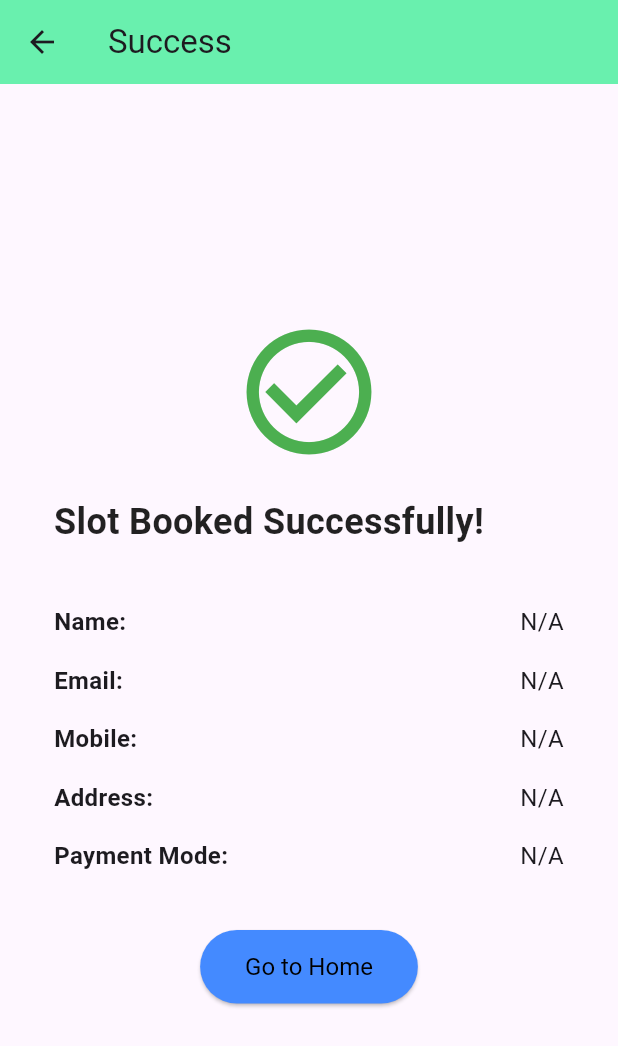
After one commit to itstabrez/power_link_project, a Flutter app: the ScreenSuccessfulBooking screen opened by its route, on a phone screen of 412 x 824 dp. The commit adds this screen. Shown: the top 1046 px of the screen. Run offline on Flutter 3.47's test engine with Material 3 defaults, Android fonts, the phone set to English and light mode, and no system bars; our stand-ins replace carousel_slider, flutter_svg, get, google_maps_flutter, location; network calls fail.

Commit message:
Successful Booking screen creation

```diff
--- a/lib/Controllers/controllers_google_map.dart
+++ b/lib/Controllers/controllers_google_map.dart
@@ -144,15 +144,19 @@ class ControllersGoogleMapScreen extends GetxController {
     }
   }
 
+  void moveToLocation(double lat, double lng) {
+    mapController.animateCamera(
+      CameraUpdate.newLatLng(
+        LatLng(lat, lng),
+      ),
+    );
+  }
+
   void onMapCreated(GoogleMapController controller) {
     mapController = controller;
     if (currentLocation != null) {
       moveToLocation(currentLocation!.latitude, currentLocation!.longitude);
     }
-  }
-
-  void moveToLocation(double lat, double lng) {
-    mapController.animateCamera(CameraUpdate.newLatLng(LatLng(lat, lng)));
   }
 
   void getCurrentLocation() async {
--- a/lib/Controllers/controllers_slot_booking_form.dart
+++ b/lib/Controllers/controllers_slot_booking_form.dart
@@ -1,9 +1,12 @@
 import 'package:flutter/material.dart';
 import 'package:get/get.dart';
 import 'package:intl/intl.dart';
+import 'package:power_link_project/Screens/successful_booking_page.dart';
 
 class ControllersSlotBookingForm extends GetxController {
   final formKey = GlobalKey<FormState>();
+  var submittedData = <Map<String, dynamic>>[].obs;
+
   final nameController = TextEditingController();
   final emailController = TextEditingController();
 
@@ -63,13 +66,29 @@ class ControllersSlotBookingForm extends GetxController {
 
   void submitForm() {
     if (formKey.currentState!.validate()) {
-      print('Form submitted!');
-      // Access form data:
       String name = nameController.text;
       String email = emailController.text;
       String mobile = mobileController.text;
       String address = addressController.text;
       String selectedPaymentMode = paymentMode.value;
+
+      // Store submitted data
+      submittedData.add({
+        'name': name,
+        'email': email,
+        'mobile': mobile,
+        'address': address,
+        'paymentMode': selectedPaymentMode,
+      });
+
+      // Navigate to the success page with form data
+      Get.toNamed(ScreenSuccessfulBooking.pageId, arguments: {
+        'name': name,
+        'email': email,
+        'mobile': mobile,
+        'address': address,
+        'paymentMode': selectedPaymentMode,
+      });
     }
   }
 }
--- a/lib/Screens/screen_slot_booking_form.dart
+++ b/lib/Screens/screen_slot_booking_form.dart
@@ -2,7 +2,7 @@ import 'package:flutter/material.dart';
 import 'package:get/get.dart';
 import 'package:power_link_project/Controllers/controllers_slot_booking_form.dart';
 
-class ScreenSlotBooking extends GetView<ControllersSlotBookingForm> {
+class ScreenSlotBooking extends GetView<ScreenSlotBooking> {
   ScreenSlotBooking({super.key});
   static String pageId = "/ScreenSlotBooking";
   final controllerr = Get.put(ControllersSlotBookingForm());
@@ -14,7 +14,8 @@ class ScreenSlotBooking extends GetView<ControllersSlotBookingForm> {
         title: const Text('Booking Form'),
         backgroundColor: Colors.blueAccent,
       ),
-      body: Padding(
+      body: SingleChildScrollView(
+        child: Padding(
           padding: const EdgeInsets.all(16.0),
           child: Form(
             key: controllerr.formKey,
@@ -107,7 +108,7 @@ class ScreenSlotBooking extends GetView<ControllersSlotBookingForm> {
                     hintStyle: TextStyle(color: Colors.grey[400]),
                   ),
                   validator: (value) {
-                  if (value!.isEmpty || value.length != 10) {
+                    if (value!.isEmpty) {
                       return 'Please enter a valid vehicle number';
                     }
                     return null;
@@ -126,7 +127,8 @@ class ScreenSlotBooking extends GetView<ControllersSlotBookingForm> {
                               borderRadius: BorderRadius.circular(25),
                             ),
                             focusedBorder: const OutlineInputBorder(
-                            borderRadius: BorderRadius.all(Radius.circular(25)),
+                              borderRadius:
+                                  BorderRadius.all(Radius.circular(25)),
                               borderSide: BorderSide(color: Colors.blueAccent),
                             ),
                           ),
@@ -146,7 +148,8 @@ class ScreenSlotBooking extends GetView<ControllersSlotBookingForm> {
                               borderRadius: BorderRadius.circular(25),
                             ),
                             focusedBorder: const OutlineInputBorder(
-                            borderRadius: BorderRadius.all(Radius.circular(25)),
+                              borderRadius:
+                                  BorderRadius.all(Radius.circular(25)),
                               borderSide: BorderSide(color: Colors.blueAccent),
                             ),
                           ),
@@ -182,7 +185,8 @@ class ScreenSlotBooking extends GetView<ControllersSlotBookingForm> {
                 const SizedBox(height: 16),
                 Obx(
                   () => DropdownButtonFormField<String>(
-                  value: controllerr.paymentMode.value == 'Select Payment Mode'
+                    value:
+                        controllerr.paymentMode.value == 'Select Payment Mode'
                             ? null
                             : controllerr.paymentMode.value,
                     items: controllerr.paymentModes.map((mode) {
@@ -212,16 +216,17 @@ class ScreenSlotBooking extends GetView<ControllersSlotBookingForm> {
                 const SizedBox(height: 20),
                 ElevatedButton(
                   onPressed: controllerr.submitForm,
-                child: const Text('Submit'),
                   style: ElevatedButton.styleFrom(
                     foregroundColor: Colors.white,
                     backgroundColor: Colors.blueAccent,
-                  padding:
-                      const EdgeInsets.symmetric(horizontal: 50, vertical: 15),
+                    padding: const EdgeInsets.symmetric(
+                        horizontal: 50, vertical: 15),
                     textStyle: const TextStyle(fontSize: 18),
                   ),
+                  child: const Text('Submit'),
                 ),
               ],
+            ),
           ),
         ),
       ),
--- /dev/null
+++ b/lib/Screens/successful_booking_page.dart
@@ -0,0 +1,103 @@
+import 'package:flutter/material.dart';
+import 'package:get/get.dart';
+import 'package:power_link_project/Screens/screen_google_map.dart';
+
+class ScreenSuccessfulBooking extends GetView<ScreenSuccessfulBooking> {
+  const ScreenSuccessfulBooking({super.key});
+  static String pageId = "/ScreenSuccessfulBooking";
+
+  @override
+  Widget build(BuildContext context) {
+    final Map<String, dynamic> args = Get.arguments ?? {};
+    return Scaffold(
+      appBar: AppBar(
+        title: const Text('Success'),
+        backgroundColor: Colors.greenAccent,
+        elevation: 0,
+      ),
+      body: Padding(
+        padding: const EdgeInsets.all(16.0),
+        child: Center(
+          child: Column(
+            mainAxisAlignment: MainAxisAlignment.center,
+            crossAxisAlignment: CrossAxisAlignment.start,
+            children: [
+              // Success icon
+              const Center(
+                child: Icon(
+                  Icons.check_circle_outline,
+                  color: Colors.green,
+                  size: 100,
+                ),
+              ),
+              const SizedBox(height: 20),
+              const Padding(
+                padding: EdgeInsets.symmetric(horizontal: 20.0),
+                child: Text(
+                  'Slot Booked Successfully!',
+                  style: TextStyle(
+                    fontSize: 24,
+                    fontWeight: FontWeight.bold,
+                    color: Colors.black87,
+                  ),
+                  textAlign: TextAlign.center,
+                ),
+              ),
+              const SizedBox(height: 30),
+              _buildDetailRow('Name:', args['name']),
+              _buildDetailRow('Email:', args['email']),
+              _buildDetailRow('Mobile:', args['mobile']),
+              _buildDetailRow('Address:', args['address']),
+              _buildDetailRow('Payment Mode:', args['paymentMode']),
+              const SizedBox(height: 30),
+              Center(
+                child: ElevatedButton(
+                  onPressed: () {
+                    Get.offAllNamed(ScreenGoogleMapScreen
+                        .pageId); // Navigate to home page or another page
+                  },
+                  style: ElevatedButton.styleFrom(
+                    backgroundColor: Colors.blueAccent,
+                    padding: const EdgeInsets.symmetric(
+                        horizontal: 30, vertical: 15),
+                    textStyle: const TextStyle(fontSize: 16),
+                  ),
+                  child: const Text('Go to Home',
+                      style: TextStyle(
+                        color: Colors.black,
+                      )),
+                ),
+              ),
+            ],
+          ),
+        ),
+      ),
+    );
+  }
+
+  Widget _buildDetailRow(String label, String? value) {
+    // Default to 'N/A' if value is null or empty
+    String displayValue = (value == null || value.isEmpty) ? 'N/A' : value;
+
+    return Padding(
+      padding: const EdgeInsets.symmetric(horizontal: 20.0, vertical: 8.0),
+      child: Row(
+        children: [
+          Expanded(
+            child: Text(
+              label,
+              style: const TextStyle(fontSize: 16, fontWeight: FontWeight.w600),
+            ),
+          ),
+          Expanded(
+            child: Text(
+              displayValue,
+              style: const TextStyle(fontSize: 16),
+              textAlign: TextAlign.end,
+            ),
+          ),
+        ],
+      ),
+    );
+  }
+}
--- a/lib/utlities/routes.dart
+++ b/lib/utlities/routes.dart
@@ -3,6 +3,7 @@ import 'package:power_link_project/Screens/screen_charging_station_details_page.
 import 'package:power_link_project/Screens/screen_google_map.dart';
 import 'package:power_link_project/Screens/screen_login_page.dart';
 import 'package:power_link_project/Screens/screen_slot_booking_form.dart';
+import 'package:power_link_project/Screens/successful_booking_page.dart';
 
 class AppPages {
   static final List<GetPage> pages = [
@@ -22,5 +23,9 @@ class AppPages {
       name: ScreenChargingStationDetailsPage.pageId,
       page: () => ScreenChargingStationDetailsPage(),
     ),
+    GetPage(
+      name: ScreenSuccessfulBooking.pageId,
+      page: () => ScreenSuccessfulBooking(),
+    ),
   ];
 }
--- a/pubspec.yaml
+++ b/pubspec.yaml
@@ -42,6 +42,7 @@ dependencies:
   charts_flutter: ^0.12.0
   carousel_slider: ^4.2.1
   font_awesome_flutter: ^10.1.0
+  intl: ^0.17.0
 
 dev_dependencies:
   flutter_test:
```
Also changed, not shown: pubspec.lock. Lines whose indentation alone changed are shown as unchanged.
